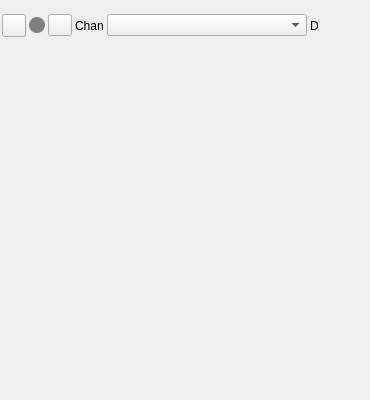
The window that plugins/feature/jogdialcontroller/jogdialcontrollergui.ui (elquelo/sdrangel) describes before a commit, drawn with Qt 5.
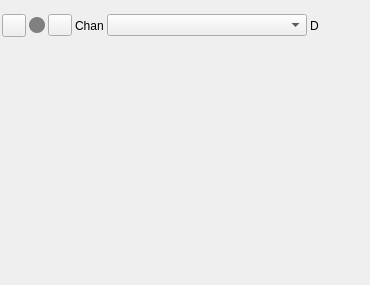
The same window after the commit. Icons and pictures are not drawn. Custom widgets are drawn as their Qt base class.

What changed in the file:
```diff
--- a/plugins/feature/jogdialcontroller/jogdialcontrollergui.ui
+++ b/plugins/feature/jogdialcontroller/jogdialcontrollergui.ui
@@ -7,7 +7,7 @@
     <x>0</x>
     <y>0</y>
     <width>370</width>
-    <height>400</height>
+    <height>285</height>
    </rect>
   </property>
   <property name="sizePolicy">
@@ -198,7 +198,7 @@
      <x>0</x>
      <y>60</y>
      <width>360</width>
-     <height>330</height>
+     <height>215</height>
     </rect>
    </property>
    <property name="sizePolicy">
```
